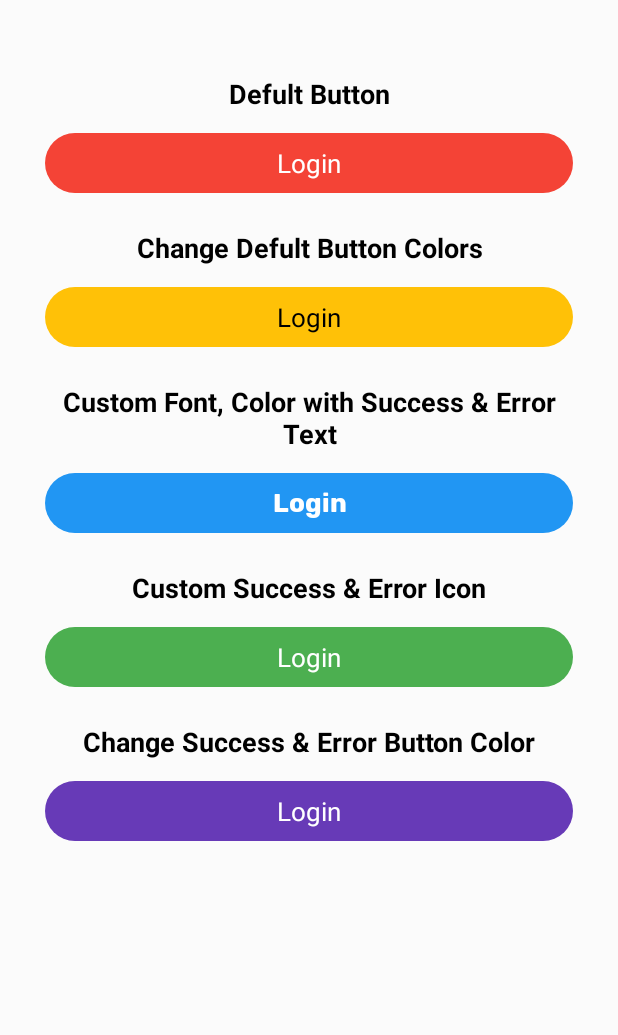
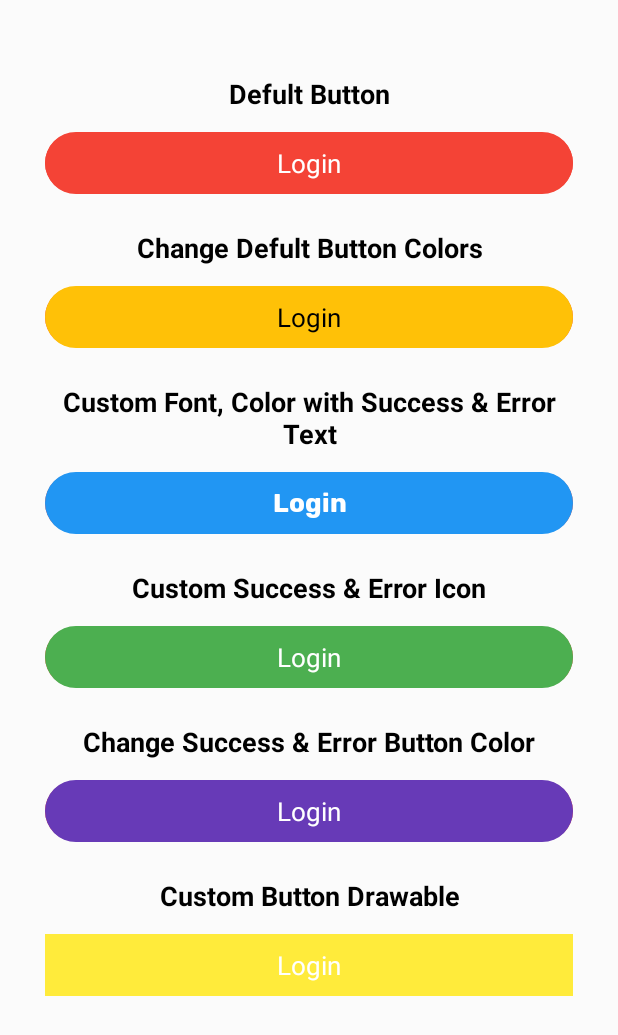
Before and after one commit to smartrk/AndroidLoadingButton, an Android app: the screen it shows after launch (MainActivity), on a phone screen of 412 x 824 dp. Shown: the top 1035 px of the screen. Run offline under Robolectric (Android 15) with nearby library versions, the phone set to English and light mode, and no system bars.

Commit message:
Button Drawable Support.

```diff
--- a/ProgressButton/src/main/java/com/rk/progressbutton/RkProgressButton.kt
+++ b/ProgressButton/src/main/java/com/rk/progressbutton/RkProgressButton.kt
@@ -3,7 +3,6 @@ package com.rk.progressbutton
 import android.content.Context
 import android.content.res.ColorStateList
 import android.graphics.drawable.Drawable
-import android.graphics.fonts.Font
 import android.os.Handler
 import android.os.Looper
 import android.util.AttributeSet
@@ -40,12 +39,18 @@ open class RkProgressButton(context: Context, attrs: AttributeSet?, defStyleAttr
         val view = LayoutInflater.from(context).inflate(R.layout.rk_progress, this, true)
 //        setOnClickListener(this)
 
-        backgroungColor?.let {
-            if (it != -1) {
-                ImageViewCompat.setImageTintList(buttonCons, ColorStateList.valueOf(it))
+        if (buttonImage == null) {
+            backgroungColor?.let {
+                if (it != -1) {
+                    ImageViewCompat.setImageTintList(buttonCons, ColorStateList.valueOf(it))
+                }
             }
         }
 
+
+        buttonImage?.let {
+            buttonCons?.setImageDrawable(it)
+        }
 
         progressColor?.let {
             if (it != -1) {
@@ -143,8 +148,12 @@ open class RkProgressButton(context: Context, attrs: AttributeSet?, defStyleAttr
                 successText = it
             }
 
-            attrsArray.getResourceId(R.styleable.RkProgressButton_customFont,-1)?.let {
+            attrsArray.getResourceId(R.styleable.RkProgressButton_customFont, -1)?.let {
                 fontFamily = it
+            }
+
+            attrsArray.getDrawable(R.styleable.RkProgressButton_buttonDrawable)?.let {
+                buttonImage = it
             }
 
 
@@ -155,6 +164,7 @@ open class RkProgressButton(context: Context, attrs: AttributeSet?, defStyleAttr
 
     var isClicable = true
     var doneImage: Drawable? = null
+    var buttonImage: Drawable? = null
     var errorImage: Drawable? = null
 
     var backgroungColor: Int? = null
--- a/ProgressButton/src/main/res/layout/rk_progress.xml
+++ b/ProgressButton/src/main/res/layout/rk_progress.xml
@@ -12,6 +12,36 @@
         android:layout_height="match_parent"
         app:layoutDescription="@xml/rk_progress_scene">
 
+
+        <androidx.constraintlayout.widget.ConstraintLayout
+            android:id="@+id/btnBg2"
+            android:layout_width="0dp"
+            android:layout_marginStart="10dp"
+            android:layout_marginEnd="10dp"
+            android:layout_height="0dp"
+            app:layout_constraintBottom_toBottomOf="@+id/btnBg"
+            app:layout_constraintEnd_toEndOf="@+id/btnBg"
+            app:layout_constraintStart_toStartOf="@+id/btnBg"
+            app:layout_constraintTop_toTopOf="@+id/btnBg">
+
+            <androidx.appcompat.widget.AppCompatImageView
+                android:id="@+id/buttonCons2"
+                android:layout_width="match_parent"
+                android:layout_height="match_parent"
+                android:layout_marginTop="3dp"
+                android:layout_marginBottom="3dp"
+                android:clickable="true"
+                android:elevation="5dp"
+                android:focusable="true"
+                android:minWidth="40dp"
+                android:minHeight="40dp"
+                android:src="@drawable/btn_drawable"
+                app:layout_constraintBottom_toBottomOf="parent"
+                app:layout_constraintEnd_toEndOf="parent"
+                app:layout_constraintStart_toStartOf="parent"
+                app:layout_constraintTop_toTopOf="parent" />
+
+        </androidx.constraintlayout.widget.ConstraintLayout>
 
         <androidx.constraintlayout.widget.ConstraintLayout
             android:id="@+id/btnBg"
@@ -40,6 +70,7 @@
                 app:layout_constraintTop_toTopOf="parent" />
 
         </androidx.constraintlayout.widget.ConstraintLayout>
+
 
         <ProgressBar
             android:id="@+id/progressBar2"
--- a/ProgressButton/src/main/res/values/attrs.xml
+++ b/ProgressButton/src/main/res/values/attrs.xml
@@ -14,5 +14,6 @@
         <attr name="doneColor" format="color" />
         <attr name="customHeight" format="dimension" />
         <attr name="customFont" format="reference" />
+        <attr name="buttonDrawable" format="reference" />
     </declare-styleable>
 </resources>
--- a/ProgressButton/src/main/res/xml/rk_progress_scene.xml
+++ b/ProgressButton/src/main/res/xml/rk_progress_scene.xml
@@ -16,7 +16,8 @@
 
     <ConstraintSet android:id="@+id/start">
         <Constraint
-            android:id="@+id/btnBg"
+            android:alpha="1"
+            android:id="@+id/btnBg2"
             motion:layout_constraintEnd_toEndOf="parent"
             android:layout_width="match_parent"
             android:layout_height="wrap_content"
@@ -56,6 +57,7 @@
 
     <ConstraintSet android:id="@+id/end">
         <Constraint
+            android:alpha="0"
             android:id="@+id/btnBg"
             motion:layout_constraintEnd_toEndOf="parent"
             android:layout_width="wrap_content"
@@ -63,6 +65,16 @@
             motion:layout_constraintBottom_toBottomOf="parent"
             motion:layout_constraintTop_toTopOf="parent"
             motion:layout_constraintStart_toStartOf="parent" />
+
+        <Constraint
+            android:id="@+id/btnBg2"
+            motion:layout_constraintEnd_toEndOf="@+id/btnBg"
+            android:layout_width="0dp"
+            android:layout_height="0dp"
+            motion:layout_constraintBottom_toBottomOf="@+id/btnBg"
+            motion:layout_constraintTop_toTopOf="@+id/btnBg"
+            motion:layout_constraintStart_toStartOf="@+id/btnBg" />
+
         <Constraint
             android:id="@+id/shapeableImageView6"
             motion:layout_constraintEnd_toEndOf="@+id/btnBg"
@@ -96,7 +108,18 @@
 
 
     <ConstraintSet android:id="@+id/done" >
+
         <Constraint
+            android:id="@+id/btnBg2"
+            motion:layout_constraintEnd_toEndOf="parent"
+            android:layout_width="wrap_content"
+            android:layout_height="wrap_content"
+            motion:layout_constraintBottom_toBottomOf="parent"
+            motion:layout_constraintTop_toTopOf="parent"
+            motion:layout_constraintStart_toStartOf="parent" />
+
+        <Constraint
+            android:alpha="0"
             android:id="@+id/btnBg"
             motion:layout_constraintEnd_toEndOf="parent"
             android:layout_width="wrap_content"
--- a/app/src/main/java/com/rk/progressbutton/MainActivity.kt
+++ b/app/src/main/java/com/rk/progressbutton/MainActivity.kt
@@ -13,6 +13,7 @@ class MainActivity : AppCompatActivity() {
     var changeColorState = false
     var iconState = false
     var heightState = false
+    var customeDrawableButtonState = false
     override fun onCreate(savedInstanceState: Bundle?) {
         super.onCreate(savedInstanceState)
         setContentView(R.layout.activity_main)
@@ -42,6 +43,11 @@ class MainActivity : AppCompatActivity() {
             perfomDefultBtn(heightState, heightBtn)
         })
 
+        customeDrawableButton.setOnProgressClickListener({
+            customeDrawableButtonState = !customeDrawableButtonState
+            perfomDefultBtn(customeDrawableButtonState, customeDrawableButton)
+        })
+
 
 
     }
--- /dev/null
+++ b/app/src/main/res/drawable/btn_bg.xml
@@ -0,0 +1,8 @@
+<?xml version="1.0" encoding="utf-8"?>
+<shape android:shape="rectangle"
+    android:padding="10dp"
+    xmlns:android="http://schemas.android.com/apk/res/android">
+    <solid android:color="#FFEB3B"/>
+
+
+</shape>
--- a/app/src/main/res/layout/activity_main.xml
+++ b/app/src/main/res/layout/activity_main.xml
@@ -81,8 +81,28 @@
             android:layout_height="wrap_content"
             app:buttonColor="#673AB7"
             app:buttonErrorColor="#F44336"
+            app:buttonSucessColor="#8BC34A"
             app:buttonErrorText="Retry"
+            app:buttonText="Login"
+            app:doneColor="@color/white"
+            app:progressColor="@color/white"
+            app:successText="Login Successfully"
+            app:textColor="@color/white" />
+
+        <TextView
+            style="@style/tvLabel"
+            android:text="Custom Button Drawable" />
+
+
+        <com.rk.progressbutton.RkProgressButton
+            android:id="@+id/customeDrawableButton"
+            android:layout_width="match_parent"
+            android:layout_height="wrap_content"
+            app:buttonColor="#673AB7"
+            app:buttonErrorColor="#F44336"
+            app:buttonDrawable="@drawable/btn_bg"
             app:buttonSucessColor="#8BC34A"
+            app:buttonErrorText="Retry"
             app:buttonText="Login"
             app:doneColor="@color/white"
             app:progressColor="@color/white"
```
